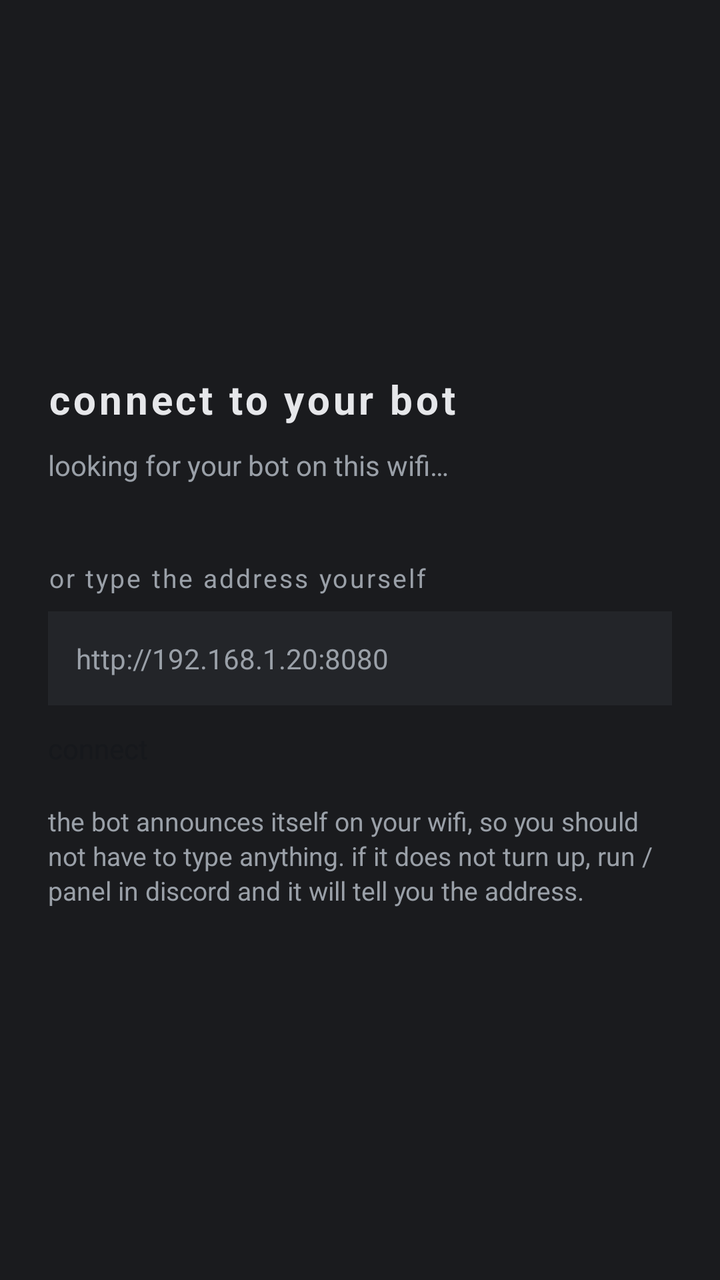
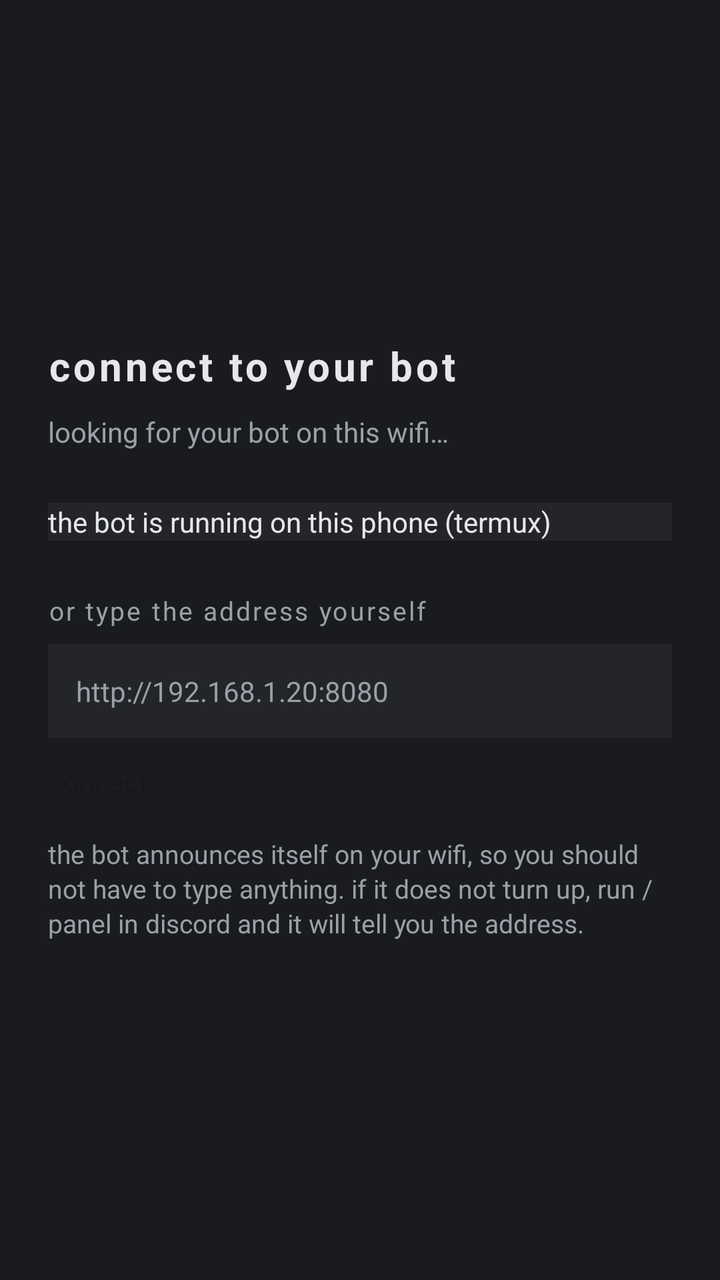

Screens rendered from an Android XML layout before and after an edit, with the pre-edit source and the edit as a unified diff.
<!-- AndroidManifest.xml: application theme AppTheme -->
<!-- res/layout/activity_setup.xml -->
<?xml version="1.0" encoding="utf-8"?>
<ScrollView xmlns:android="http://schemas.android.com/apk/res/android"
    android:layout_width="match_parent"
    android:layout_height="match_parent"
    android:background="@color/bg"
    android:fillViewport="true">

    <LinearLayout
        android:layout_width="match_parent"
        android:layout_height="wrap_content"
        android:gravity="center_vertical"
        android:orientation="vertical"
        android:padding="24dp">

        <TextView
            android:layout_width="wrap_content"
            android:layout_height="wrap_content"
            android:letterSpacing="0.08"
            android:text="@string/setup_title"
            android:textColor="@color/text"
            android:textSize="20sp"
            android:textStyle="bold" />

        <TextView
            android:id="@+id/searching"
            android:layout_width="match_parent"
            android:layout_height="wrap_content"
            android:layout_marginTop="10dp"
            android:text="@string/searching"
            android:textColor="@color/dim"
            android:textSize="14sp" />

        <LinearLayout
            android:id="@+id/found"
            android:layout_width="match_parent"
            android:layout_height="wrap_content"
            android:layout_marginTop="12dp"
            android:orientation="vertical" />

        <TextView
            android:layout_width="match_parent"
            android:layout_height="wrap_content"
            android:layout_marginTop="26dp"
            android:letterSpacing="0.08"
            android:text="@string/or_type"
            android:textColor="@color/dim"
            android:textSize="13sp" />

        <EditText
            android:id="@+id/url"
            android:layout_width="match_parent"
            android:layout_height="wrap_content"
            android:layout_marginTop="8dp"
            android:autofillHints="none"
            android:background="@color/panel"
            android:hint="@string/setup_hint"
            android:imeOptions="actionGo"
            android:inputType="textUri"
            android:padding="14dp"
            android:textColor="@color/text"
            android:textColorHint="@color/dim" />

        <TextView
            android:id="@+id/error"
            android:layout_width="match_parent"
            android:layout_height="wrap_content"
            android:layout_marginTop="8dp"
            android:textColor="#E59A9A"
            android:textSize="13sp"
            android:visibility="gone" />

        <Button
            android:id="@+id/connect"
            android:layout_width="match_parent"
            android:layout_height="wrap_content"
            android:layout_marginTop="12dp"
            android:backgroundTint="@color/accent"
            android:text="@string/connect"
            android:textColor="#16181C" />

        <TextView
            android:layout_width="match_parent"
            android:layout_height="wrap_content"
            android:layout_marginTop="18dp"
            android:lineSpacingExtra="2dp"
            android:text="@string/setup_note"
            android:textColor="@color/dim"
            android:textSize="13sp" />
    </LinearLayout>
</ScrollView>
<!-- resources referenced by this layout -->
<resources>
  <color name="accent">#A9B7E0</color>
  <color name="bg">#1A1B1E</color>
  <color name="dim">#9AA0A8</color>
  <color name="panel">#232529</color>
  <color name="text">#E6E7EA</color>
  <string name="connect">connect</string>
  <string name="or_type">or type the address yourself</string>
  <string name="searching">looking for your bot on this wifi…</string>
  <string name="setup_hint">http://192.168.1.20:8080</string>
  <string name="setup_note">the bot announces itself on your wifi, so you should not have to type anything. if it does not turn up, run /panel in discord and it will tell you the address.</string>
  <string name="setup_title">connect to your bot</string>
  <style name="AppTheme" parent="android:Theme.Material">
          <item name="android:colorPrimary">@color/bg</item>
          <item name="android:colorPrimaryDark">@color/bg</item>
          <item name="android:colorAccent">@color/accent</item>
          <item name="android:windowBackground">@color/bg</item>
          <item name="android:statusBarColor">@color/bg</item>
          <item name="android:navigationBarColor">@color/bg</item>
          <item name="android:textColorPrimary">@color/text</item>
      </style>
</resources>

<!-- the commit's change to res/layout/activity_setup.xml (unified diff, before → after) -->
@@ -36,6 +36,16 @@
             android:layout_height="wrap_content"
             android:layout_marginTop="12dp"
             android:orientation="vertical" />
+
+        <Button
+            android:id="@+id/thisphone"
+            android:layout_width="match_parent"
+            android:layout_height="wrap_content"
+            android:layout_marginTop="14dp"
+            android:background="@color/panel"
+            android:text="@string/this_phone"
+            android:textAllCaps="false"
+            android:textColor="@color/text" />
 
         <TextView
             android:layout_width="match_parent"
<!-- resource entries referenced after the edit -->
@@ -11,6 +11,7 @@
   <string name="setup_hint">http://192.168.1.20:8080</string>
   <string name="setup_note">the bot announces itself on your wifi, so you should not have to type anything. if it does not turn up, run /panel in discord and it will tell you the address.</string>
   <string name="setup_title">connect to your bot</string>
+  <string name="this_phone">the bot is running on this phone (termux)</string>
   <style name="AppTheme" parent="android:Theme.Material">
           <item name="android:colorPrimary">@color/bg</item>
           <item name="android:colorPrimaryDark">@color/bg</item>
